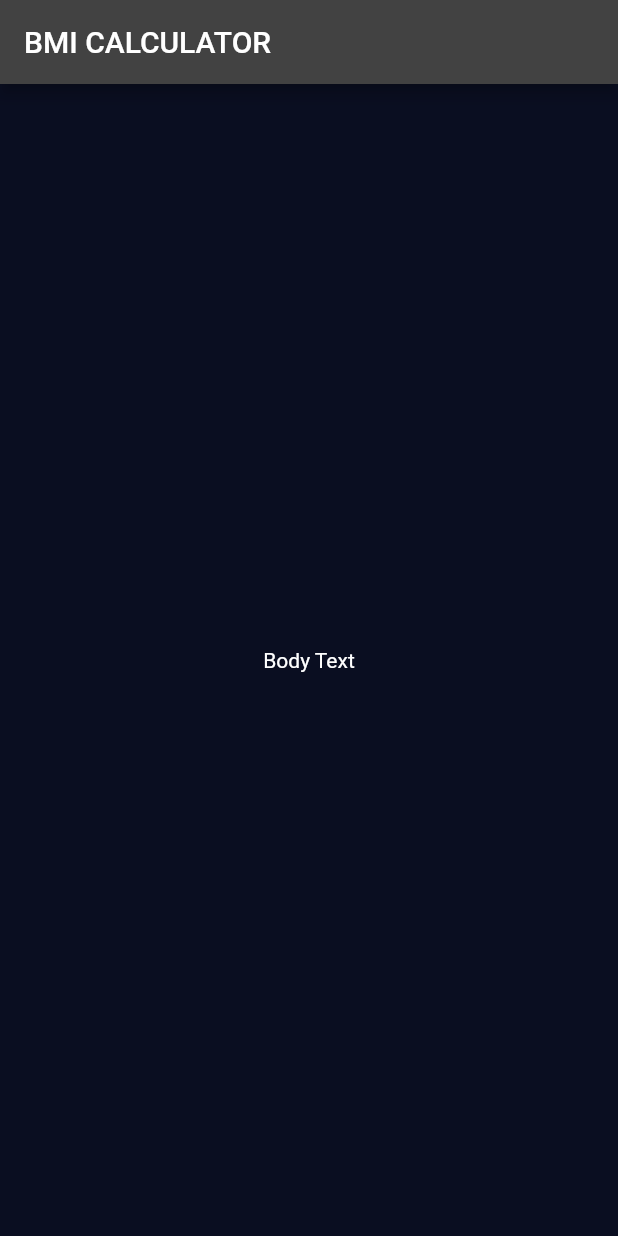
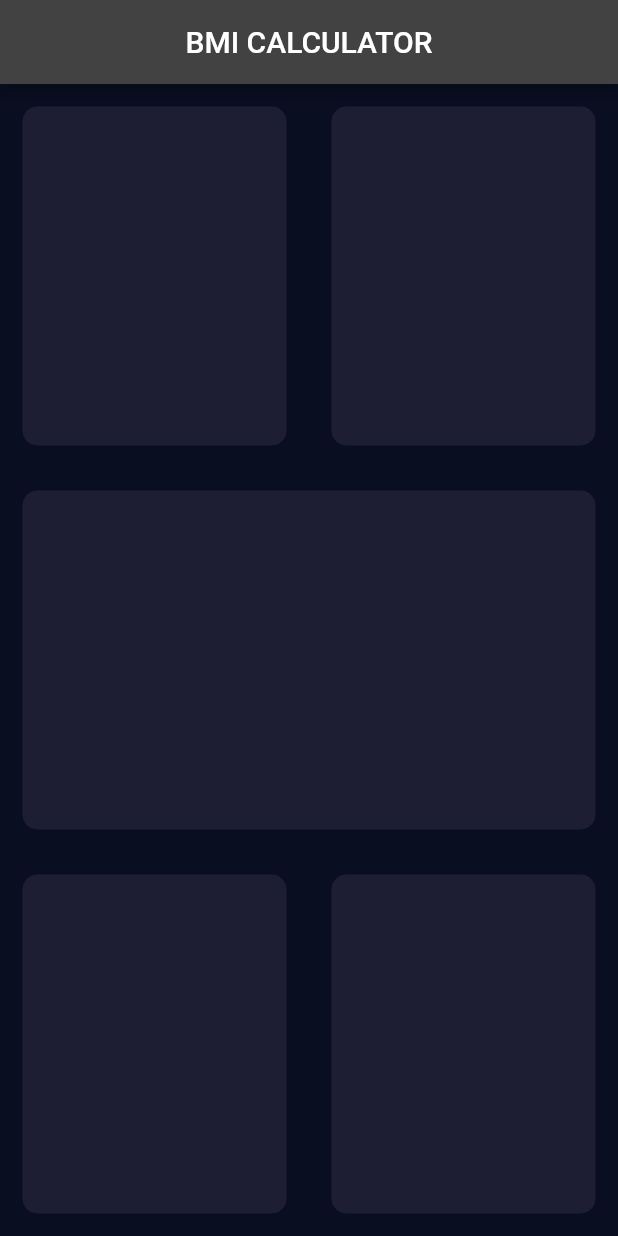
Before and after one commit to HeratUni-CS/bmi-calculator-98123AhmadSohail, a Flutter app: the screen it shows after launch, on a phone screen of 412 x 824 dp. Run offline on Flutter 3.47's test engine with Material 2 defaults, Android fonts, the phone set to English and light mode, and no system bars.

Commit message:
created five containers in the body then instead of repeating the same code we created reusable card and just called it wheneever we needed it

```diff
--- a/lib/input_page.dart
+++ b/lib/input_page.dart
@@ -10,11 +10,53 @@ class _InputPageState extends State<InputPage> {
   Widget build(BuildContext context) {
     return Scaffold(
       appBar: AppBar(
-        title: Text('BMI CALCULATOR'),
+        title: Center(child: Text('BMI CALCULATOR')),
       ),
-      body: Center(
-        child: Text('Body Text'),
+      body: Column(
+        children: <Widget>[
+          Expanded(
+              child: Row(
+            children: [
+              Expanded(
+                child: reusableCard(colour: Color(0xFF1D1E33)),
+              ),
+              Expanded(
+                child: reusableCard(colour: Color(0xFF1D1E33)),
+              ),
+            ],
+          )),
+          Expanded(
+            child: reusableCard(colour: Color(0xFF1D1E33)),
+          ),
+          Expanded(
+              child: Row(
+            children: [
+              Expanded(
+                child: reusableCard(colour: Color(0xFF1D1E33)),
+              ),
+              Expanded(
+                child: reusableCard(colour: Color(0xFF1D1E33)),
+              ),
+            ],
+          )),
+        ],
       ),
     );
   }
 }
+
+class reusableCard extends StatelessWidget {
+  reusableCard({required this.colour});
+  Color colour;
+
+  @override
+  Widget build(BuildContext context) {
+    return Container(
+      margin: EdgeInsets.all(15),
+      decoration: BoxDecoration(
+        color: colour,
+        borderRadius: BorderRadius.circular(10),
+      ),
+    );
+  }
+}
```
